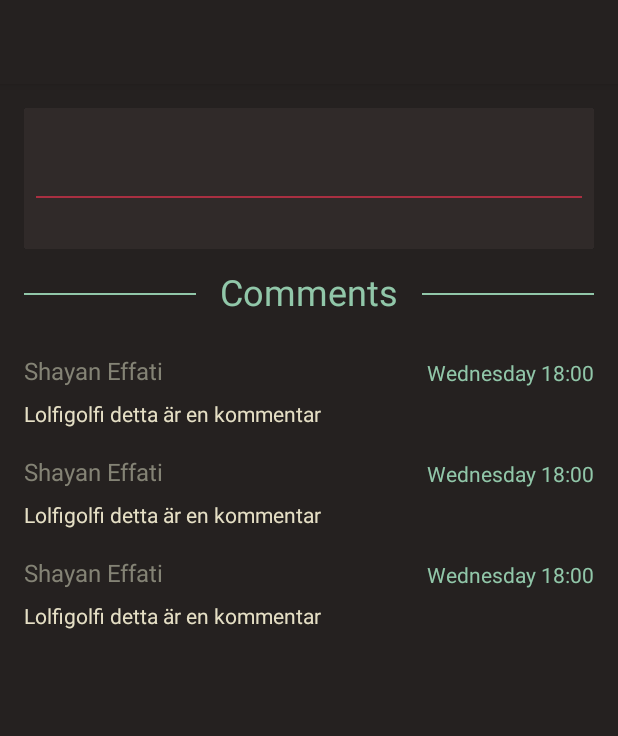
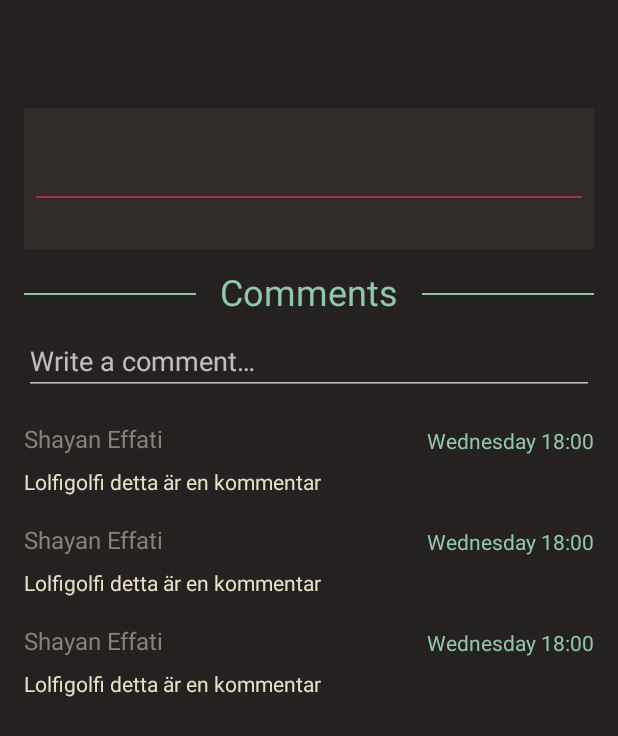
Before and after one commit to bystam/landet, an Android app: the layout activity_event_details.xml on its own in the app's theme, with its tools: preview values and no code run, on a phone screen of 412 x 824 dp. Shown: the top 736 px of the screen. Run offline under Robolectric (Android 15) with nearby library versions, the phone set to English and light mode, and no system bars.

Commit message:
adds ability to write comments on event details.

```diff
--- a/android/app/src/main/java/com/landet/landet/data/EventComment.java
+++ b/android/app/src/main/java/com/landet/landet/data/EventComment.java
@@ -14,6 +14,10 @@ public class EventComment extends DataWithId implements Parcelable {
     private User author;
 
     public EventComment() {}
+
+    public EventComment(String comment) {
+        text = comment;
+    }
 
     public String getText() {
         return text;
--- a/android/app/src/main/res/layout/activity_event_details.xml
+++ b/android/app/src/main/res/layout/activity_event_details.xml
@@ -65,7 +65,7 @@
                 android:layout_width="match_parent"
                 android:layout_height="wrap_content"
                 android:layout_marginTop="16dp"
-                android:layout_marginBottom="16dp"
+                android:layout_marginBottom="8dp"
                 android:gravity="center">
                 <RelativeLayout
                     android:layout_width="match_parent"
@@ -85,8 +85,21 @@
                     android:textSize="24sp"
                     android:background="@color/landetBlack"
                     android:textColor="@color/landetGreen"
-                    android:text="@string/comments_header"/>
+                    android:text="@string/comments_header"
+                    android:focusable="true"
+                    android:focusableInTouchMode="true"/>
             </RelativeLayout>
+
+            <EditText
+                android:id="@+id/write_comment"
+                android:layout_width="match_parent"
+                android:layout_height="wrap_content"
+                android:inputType="text|textCapSentences"
+                android:imeActionLabel="Send"
+                android:imeActionId="4"
+                android:imeOptions="actionSend"
+                android:hint="@string/write_a_comment"
+                android:layout_marginBottom="8dp"/>
 
             <android.support.v7.widget.RecyclerView
                 android:id="@+id/comments"
```
Also changed, not shown: android/app/src/main/java/com/landet/landet/events/EventDetailsActivity.java (+58 -4 lines).
